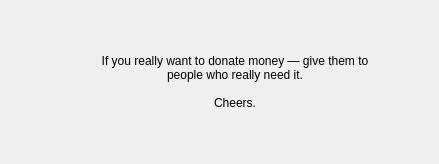
Above: ui/DonationDialog.ui from dendy/fogg before the change. Below: the same form after it.
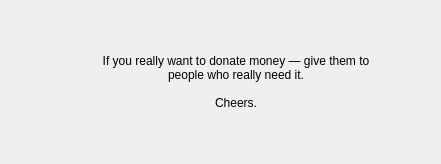
That is the form after the change. Icons and pictures are not drawn.

Patch:
```diff
--- a/ui/DonationDialog.ui
+++ b/ui/DonationDialog.ui
@@ -6,7 +6,7 @@
    <rect>
     <x>0</x>
     <y>0</y>
-    <width>439</width>
+    <width>441</width>
     <height>164</height>
    </rect>
   </property>
@@ -37,12 +37,6 @@
           <property name="orientation">
            <enum>Qt::Vertical</enum>
           </property>
-          <property name="sizeHint" stdset="0">
-           <size>
-            <width>0</width>
-            <height>33</height>
-           </size>
-          </property>
          </spacer>
         </item>
         <item>
@@ -59,7 +53,7 @@
 Cheers.</string>
           </property>
           <property name="alignment">
-           <set>Qt::AlignHCenter|Qt::AlignTop</set>
+           <set>Qt::AlignCenter</set>
           </property>
           <property name="wordWrap">
            <bool>true</bool>
@@ -71,12 +65,6 @@
           <property name="orientation">
            <enum>Qt::Vertical</enum>
           </property>
-          <property name="sizeHint" stdset="0">
-           <size>
-            <width>0</width>
-            <height>0</height>
-           </size>
-          </property>
          </spacer>
         </item>
        </layout>
```
